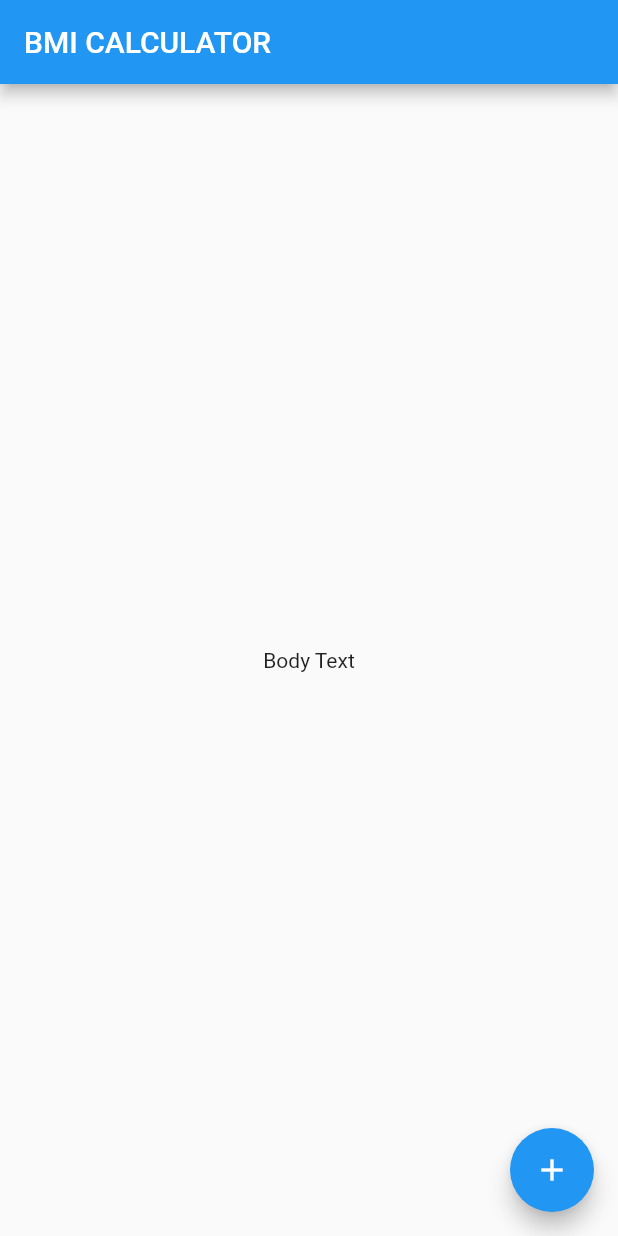
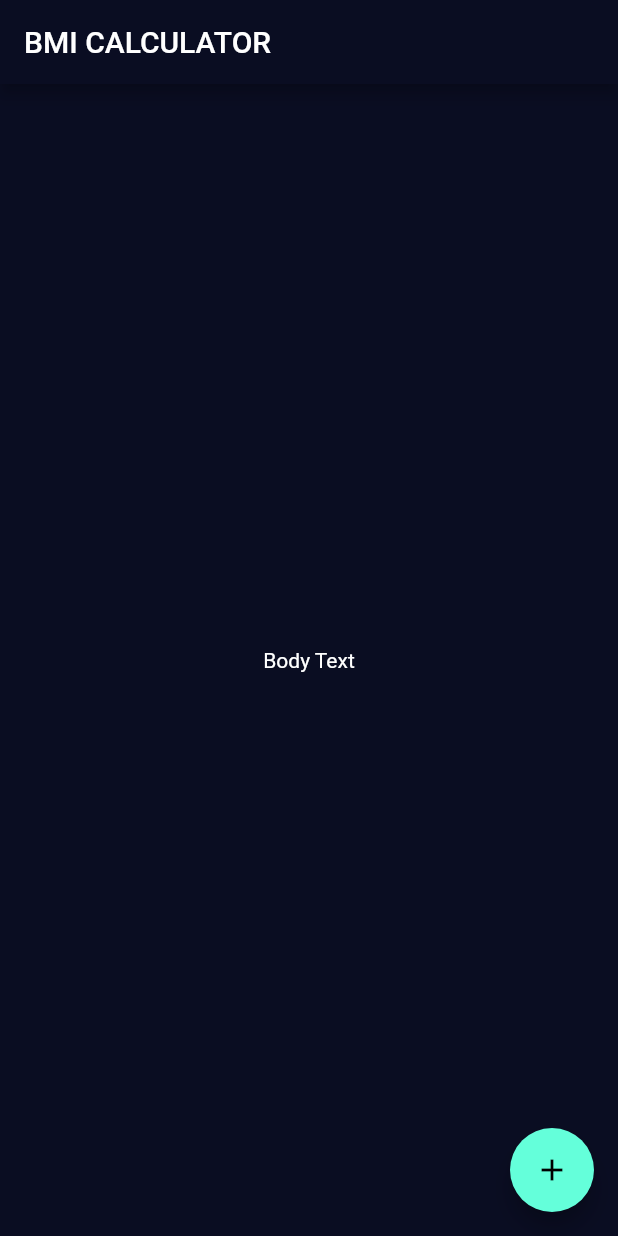
Before and after one commit to Itanik/BMI-Calculator-flutter, a Flutter app: the screen it shows after launch, on a phone screen of 412 x 824 dp. Run offline on Flutter 3.47's test engine with Material 2 defaults, Android fonts, the phone set to English and light mode, and no system bars.

Commit message:
Change app theme.

```diff
--- a/lib/main.dart
+++ b/lib/main.dart
@@ -3,9 +3,15 @@ import 'package:flutter/material.dart';
 void main() => runApp(BMICalculator());
 
 class BMICalculator extends StatelessWidget {
+  final Color bgColor = Color(0xff0A0D22);
+
   @override
   Widget build(BuildContext context) {
     return MaterialApp(
+      theme: ThemeData.dark().copyWith(
+        primaryColor: bgColor,
+        scaffoldBackgroundColor: bgColor,
+      ),
       home: InputPage(),
     );
   }
```
